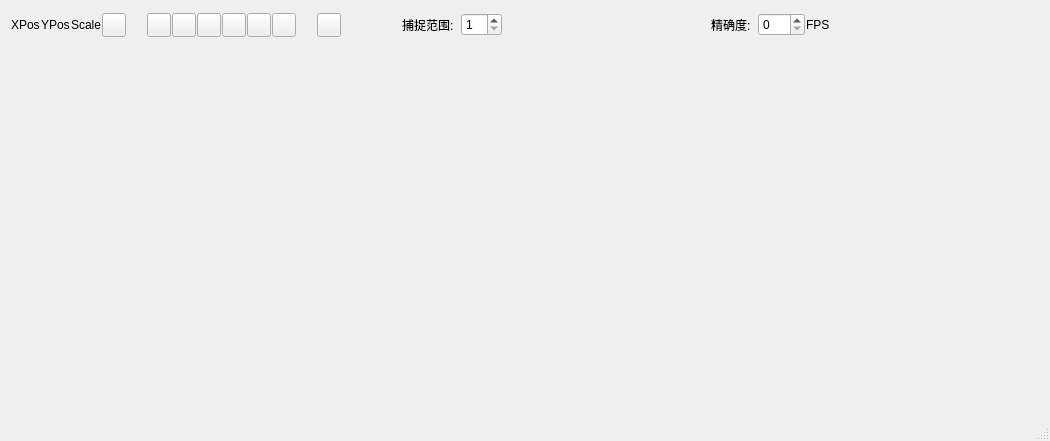
Before: the Qt Designer form Kad_QT/Kad_QT/QTUI_StatusBar.ui in CBE7F1F65/b63ea6f6f9110311ba98a677c0e70afd, drawn with Qt 5.
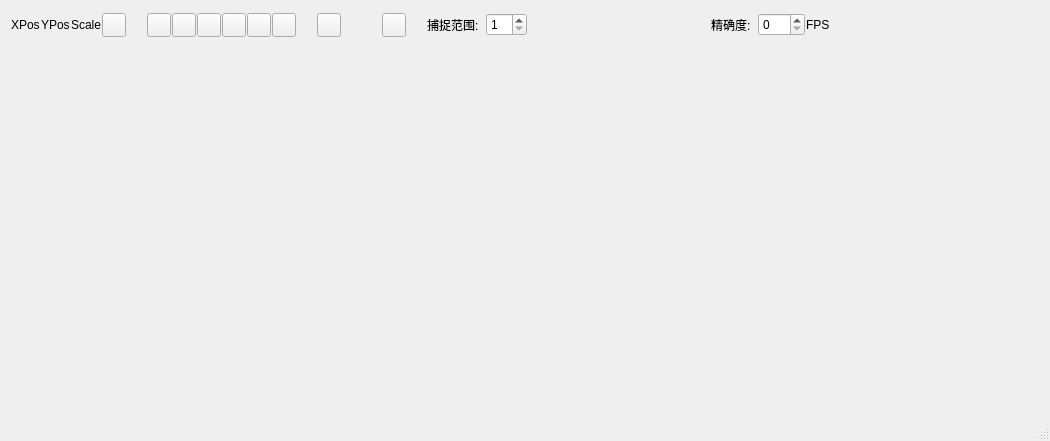
After: the same form once the commit is applied.

```diff
--- a/Kad_QT/Kad_QT/QTUI_StatusBar.ui
+++ b/Kad_QT/Kad_QT/QTUI_StatusBar.ui
@@ -190,7 +190,7 @@
       </property>
      </widget>
     </item>
-    <item row="0" column="20">
+    <item row="0" column="21">
      <spacer name="horizontalSpacer_2">
       <property name="orientation">
        <enum>Qt::Horizontal</enum>
@@ -203,21 +203,21 @@
       </property>
      </spacer>
     </item>
-    <item row="0" column="21">
+    <item row="0" column="22">
      <widget class="QLabel" name="labelStatic_Precision">
       <property name="text">
        <string>精确度:  </string>
       </property>
      </widget>
     </item>
-    <item row="0" column="23">
+    <item row="0" column="24">
      <widget class="QLabel" name="labelFPS">
       <property name="text">
        <string>FPS</string>
       </property>
      </widget>
     </item>
-    <item row="0" column="22">
+    <item row="0" column="23">
      <widget class="QSpinBox" name="spinPrecision">
       <property name="maximum">
        <number>100</number>
@@ -415,7 +415,7 @@
       </property>
      </spacer>
     </item>
-    <item row="0" column="16">
+    <item row="0" column="17">
      <spacer name="horizontalSpacer_7">
       <property name="orientation">
        <enum>Qt::Horizontal</enum>
@@ -431,7 +431,7 @@
       </property>
      </spacer>
     </item>
-    <item row="0" column="18">
+    <item row="0" column="19">
      <widget class="QSpinBox" name="spinSnapRange">
       <property name="minimum">
        <number>1</number>
@@ -444,13 +444,44 @@
       </property>
      </widget>
     </item>
-    <item row="0" column="17">
+    <item row="0" column="18">
      <widget class="QLabel" name="labelStatic_SnapRange">
       <property name="text">
        <string>捕捉范围:  </string>
       </property>
      </widget>
     </item>
+    <item row="0" column="16">
+     <widget class="QPushButton" name="PBIsolateMode">
+      <property name="sizePolicy">
+       <sizepolicy hsizetype="Fixed" vsizetype="Fixed">
+        <horstretch>0</horstretch>
+        <verstretch>0</verstretch>
+       </sizepolicy>
+      </property>
+      <property name="minimumSize">
+       <size>
+        <width>24</width>
+        <height>24</height>
+       </size>
+      </property>
+      <property name="maximumSize">
+       <size>
+        <width>24</width>
+        <height>24</height>
+       </size>
+      </property>
+      <property name="toolTip">
+       <string>仅捕捉操控柄</string>
+      </property>
+      <property name="text">
+       <string/>
+      </property>
+      <property name="checkable">
+       <bool>true</bool>
+      </property>
+     </widget>
+    </item>
    </layout>
   </widget>
  </widget>
```
Left out of the diff: 21 changed lines with no effect on the pictures.
